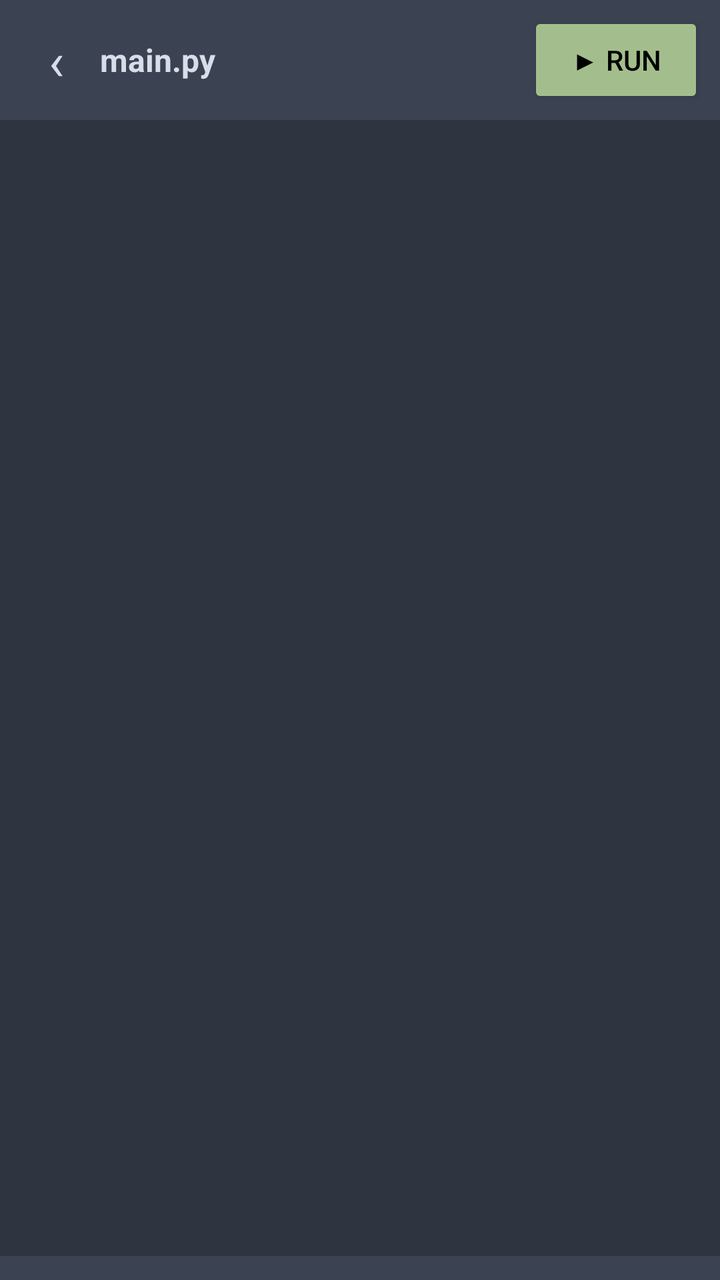
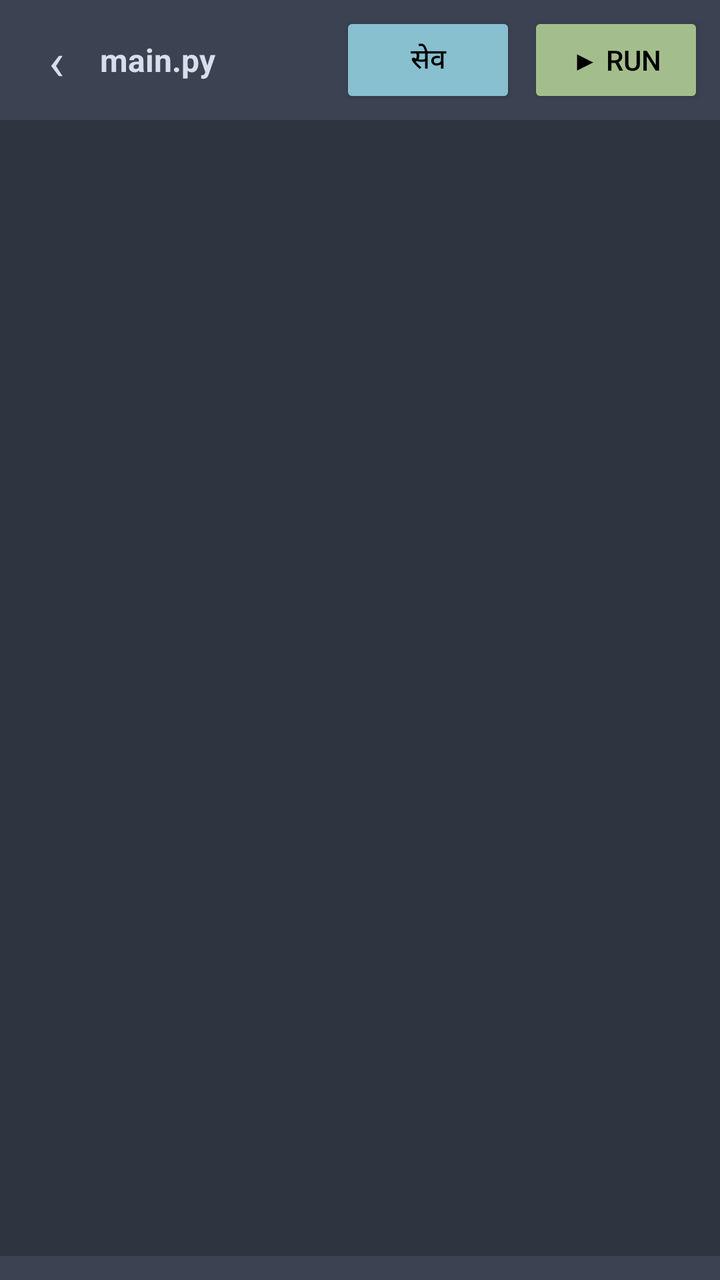

An Android layout rendered at two revisions. The XML below is the earlier revision; the diff shows what the commit changed to produce the second picture.
<!-- AndroidManifest.xml: application theme Theme.PythonIDE -->
<!-- res/layout/activity_editor.xml -->
<?xml version="1.0" encoding="utf-8"?>
<LinearLayout xmlns:android="http://schemas.android.com/apk/res/android"
    android:layout_width="match_parent"
    android:layout_height="match_parent"
    android:orientation="vertical"
    android:background="@color/bg">

    <LinearLayout
        android:layout_width="match_parent"
        android:layout_height="wrap_content"
        android:orientation="horizontal"
        android:gravity="center_vertical"
        android:background="@color/surface"
        android:paddingStart="6dp"
        android:paddingEnd="8dp"
        android:paddingTop="6dp"
        android:paddingBottom="6dp">

        <TextView
            android:id="@+id/backBtn"
            android:layout_width="44dp"
            android:layout_height="44dp"
            android:gravity="center"
            android:text="&#8249;"
            android:textColor="@color/ink"
            android:textSize="26sp" />

        <TextView
            android:id="@+id/fileName"
            android:layout_width="0dp"
            android:layout_height="wrap_content"
            android:layout_weight="1"
            android:text="main.py"
            android:textColor="@color/ink"
            android:textStyle="bold"
            android:textSize="16sp" />

        <Button
            android:id="@+id/runButton"
            android:layout_width="wrap_content"
            android:layout_height="wrap_content"
            android:text="&#9654; Run"
            android:textColor="@color/black"
            android:backgroundTint="@color/run" />
    </LinearLayout>

    <FrameLayout
        android:id="@+id/editorContainer"
        android:layout_width="match_parent"
        android:layout_height="0dp"
        android:layout_weight="1" />

    <HorizontalScrollView
        android:id="@+id/keyBar"
        android:layout_width="match_parent"
        android:layout_height="wrap_content"
        android:background="@color/surface"
        android:scrollbars="none"
        android:paddingStart="6dp"
        android:paddingEnd="6dp"
        android:paddingTop="6dp"
        android:paddingBottom="6dp">

        <LinearLayout
            android:id="@+id/keyRow"
            android:layout_width="wrap_content"
            android:layout_height="wrap_content"
            android:orientation="horizontal" />
    </HorizontalScrollView>
</LinearLayout>
<!-- resources referenced by this layout -->
<resources>
  <color name="bg">#FF2E3440</color>
  <color name="black">#FF000000</color>
  <color name="ink">#FFD8DEE9</color>
  <color name="run">#FFA3BE8C</color>
  <color name="surface">#FF3B4252</color>
  <style name="Theme.PythonIDE" parent="Theme.AppCompat.NoActionBar">
          <item name="android:windowBackground">@color/bg</item>
          <item name="android:statusBarColor">@color/surface</item>
      </style>
</resources>

<!-- the commit's change to res/layout/activity_editor.xml (unified diff, before → after) -->
@@ -36,9 +36,18 @@
             android:textSize="16sp" />
 
         <Button
+            android:id="@+id/saveButton"
+            android:layout_width="wrap_content"
+            android:layout_height="wrap_content"
+            android:text="सेव"
+            android:textColor="@color/black"
+            android:backgroundTint="#FF88C0D0" />
+
+        <Button
             android:id="@+id/runButton"
             android:layout_width="wrap_content"
             android:layout_height="wrap_content"
+            android:layout_marginStart="6dp"
             android:text="&#9654; Run"
             android:textColor="@color/black"
             android:backgroundTint="@color/run" />
